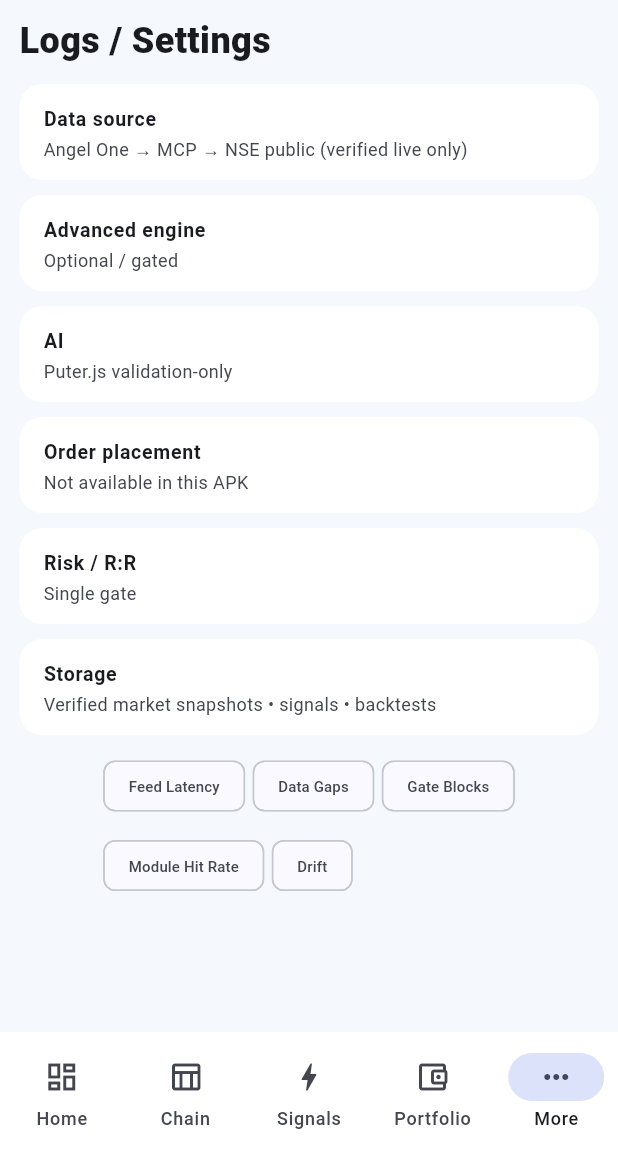
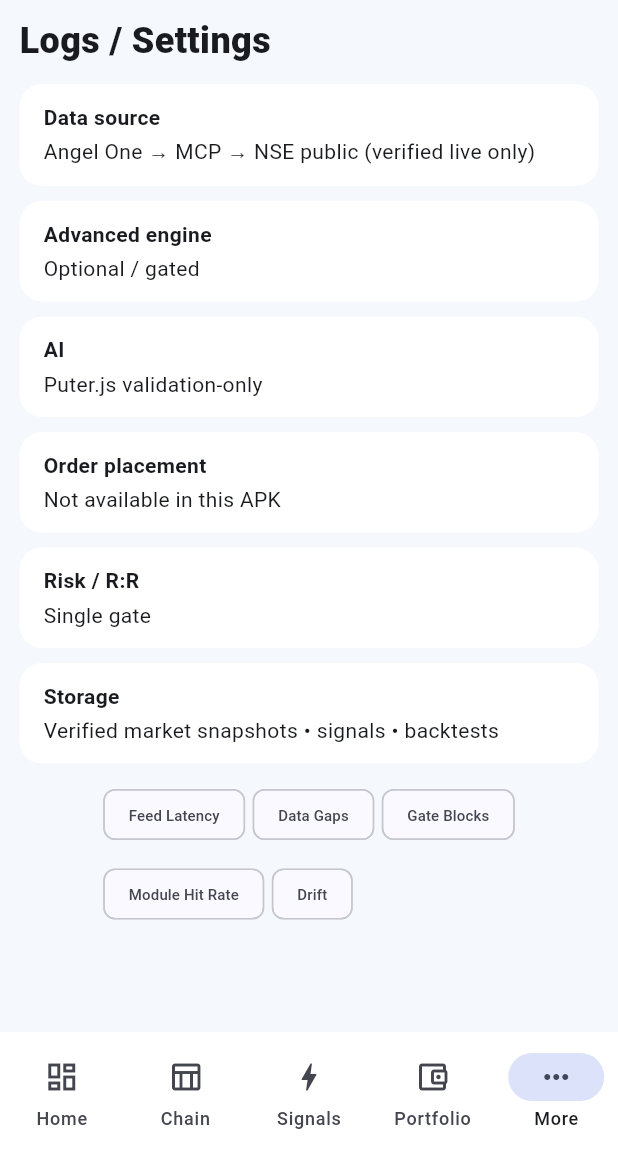
Before and after one commit to sparmar3786-pixel/Vandana2, a Flutter app: the screen it shows after launch, item 5 of the bottom bar chosen, on a phone screen of 412 x 824 dp, the part 84-1236 px from its top. Run offline on Flutter 3.47's test engine with Material 3 defaults, Android fonts, the phone set to English and light mode, and no system bars.

Commit message:
fix: stabilize Angel API UI status layout and security copy

```diff
--- a/flutter_app/lib/final_terminal_design.dart
+++ b/flutter_app/lib/final_terminal_design.dart
@@ -108,7 +108,7 @@ class _FinalTerminalDesignState extends State<FinalTerminalDesign>{
       _education,_models,_feed,_btSettings,_research,_classification,_oi,_final,_angelApi,_search];
     return _shell(pages[p],b[p]());
   }
-  Widget _shell(String title,Widget child)=>SafeArea(child:ListView(padding:const EdgeInsets.fromLTRB(13,10,13,24),children:[
+  Widget _shell(String title,Widget child)=>SafeArea(child:ListView(padding:const EdgeInsets.fromLTRB(13,10,13,110),children:[
     Text(title,style:const TextStyle(fontSize:24,fontWeight:FontWeight.w800)),const SizedBox(height:12),child]));
 
   Widget _launch()=>Column(children:[const SizedBox(height:25),_logo(88),const SizedBox(height:14),
@@ -172,7 +172,7 @@ class _FinalTerminalDesignState extends State<FinalTerminalDesign>{
   Widget _login()=>Column(children:[
     TextField(controller:backendController,decoration:const InputDecoration(labelText:'Backend URL',prefixIcon:Icon(Icons.link)),onChanged:(v)=>backendUrl=v),
     const SizedBox(height:8),
-    _info('Backend URL is pre-filled with the Render live backend. You can edit it when needed.',Icons.cloud),
+    _info('Backend URL is pre-filled with the Railway production backend. You can edit it when needed.',Icons.cloud),
     const SizedBox(height:4),
     _info('Terminal API Key authenticates this APK to your backend.',Icons.vpn_key),
     TextField(controller:terminalApiKeyController,obscureText:!showTerminalApiKey,decoration:InputDecoration(labelText:'Terminal API Key',hintText:'Enter terminal key',prefixIcon:const Icon(Icons.key),suffixIcon:IconButton(tooltip:showTerminalApiKey?'Hide':'Show',onPressed:()=>setState(()=>showTerminalApiKey=!showTerminalApiKey),icon:Icon(showTerminalApiKey?Icons.visibility_off:Icons.visibility)))),
@@ -184,7 +184,7 @@ class _FinalTerminalDesignState extends State<FinalTerminalDesign>{
     const SizedBox(height:8),
     TextField(controller:pinController,obscureText:true,decoration:const InputDecoration(labelText:'PIN',prefixIcon:Icon(Icons.password))),
     const SizedBox(height:8),
-    TextField(controller:totpController,keyboardType:TextInputType.number,decoration:const InputDecoration(labelText:'TOTP',prefixIcon:Icon(Icons.verified_user))),
+    TextField(controller:totpController,keyboardType:TextInputType.number,obscureText:true,decoration:const InputDecoration(labelText:'TOTP',prefixIcon:Icon(Icons.verified_user),hintText:'6 digit TOTP')),
     const SizedBox(height:10),
     FilledButton.icon(onPressed:_loginAngel,icon:const Icon(Icons.login),label:const Text('CONNECT')),
     if(loginStatus.isNotEmpty) Padding(padding:const EdgeInsets.only(top:8),child:Text(loginStatus)),
@@ -235,7 +235,7 @@ class _FinalTerminalDesignState extends State<FinalTerminalDesign>{
         }
         setState(()=>apiStatus=r.statusCode==503
             ?'Backend reachable • enter Angel One credentials to create a session'
-            :'Backend reachable • Terminal API Key rejected; Angel login can still establish a session');
+            :'Backend reachable • Terminal API Key rejected. Enter valid Angel One credentials and tap Connect to establish a session.');
         return;
       }
       if(r.statusCode<300 && j['connected']==true){
@@ -736,7 +736,34 @@ class _FinalTerminalDesignState extends State<FinalTerminalDesign>{
 
   Widget _indexStrip()=>SingleChildScrollView(scrollDirection:Axis.horizontal,child:Row(children:indices.map((x)=>Padding(padding:const EdgeInsets.only(right:6),child:ActionChip(label:Text(x),onPressed:()=>setState(()=>tab=3)))).toList()));
   Widget _grid(List<List<String>> a)=>GridView.count(crossAxisCount:2,shrinkWrap:true,physics:const NeverScrollableScrollPhysics(),crossAxisSpacing:7,mainAxisSpacing:7,childAspectRatio:3,children:a.map((x)=>Card(child:Padding(padding:const EdgeInsets.all(9),child:Row(mainAxisAlignment:MainAxisAlignment.spaceBetween,children:[Text(x[0],style:const TextStyle(fontSize:11)),Text(x[1],style:const TextStyle(fontWeight:FontWeight.w800))])))).toList());
-  Widget _row(String a,String b,String c)=>Card(child:ListTile(dense:true,title:Text(a,style:const TextStyle(fontWeight:FontWeight.w700)),subtitle:Text(b),trailing:Text(c)));
+  Widget _row(String a,String b,String c)=>Card(
+    child:Padding(
+      padding:const EdgeInsets.symmetric(horizontal:16,vertical:12),
+      child:Row(
+        crossAxisAlignment:CrossAxisAlignment.start,
+        children:[
+          Expanded(
+            flex:4,
+            child:Column(
+              crossAxisAlignment:CrossAxisAlignment.start,
+              children:[
+                Text(a,style:const TextStyle(fontWeight:FontWeight.w700)),
+                const SizedBox(height:3),
+                Text(b,softWrap:true),
+              ],
+            ),
+          ),
+          if(c.isNotEmpty) ...[
+            const SizedBox(width:12),
+            Flexible(
+              flex:5,
+              child:Text(c,textAlign:TextAlign.right,softWrap:true,maxLines:5),
+            ),
+          ],
+        ],
+      ),
+    ),
+  );
   Widget _setting(String a,String b)=>_row(a,b,'');
   Widget _oiCard(String title,String formula,String desc,Color color,IconData icon)=>Card(child:ListTile(leading:CircleAvatar(backgroundColor:color.withValues(alpha:.14),foregroundColor:color,child:Icon(icon)),title:Text(title,style:TextStyle(fontWeight:FontWeight.w900,color:color)),subtitle:Text('$formula\n$desc')));
   Widget _verdict(String title,String desc,Color color)=>Card(child:Container(padding:const EdgeInsets.all(13),decoration:BoxDecoration(borderRadius:BorderRadius.circular(15),border:Border(left:BorderSide(color:color,width:5))),child:Row(children:[Icon(Icons.circle,color:color,size:12),const SizedBox(width:9),Expanded(child:Column(crossAxisAlignment:CrossAxisAlignment.start,children:[Text(title,style:TextStyle(fontWeight:FontWeight.w900,color:color)),Text(desc)]))])));
```
